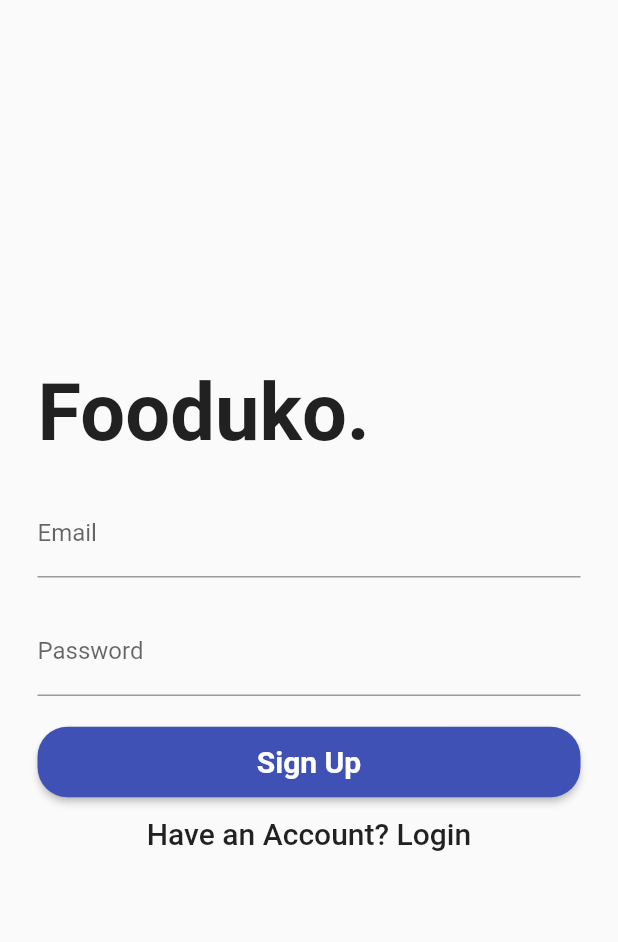
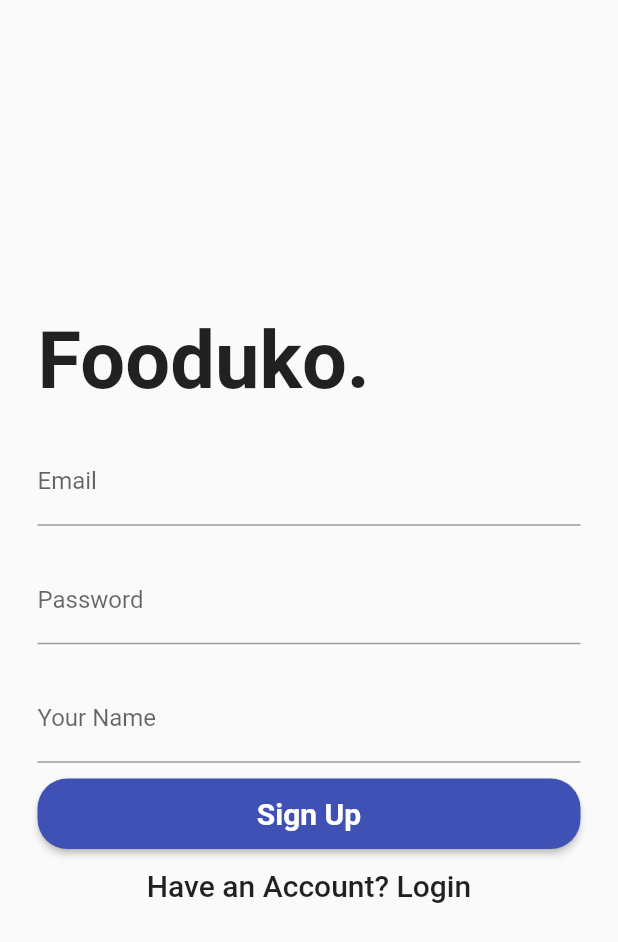
Before and after one commit to abby3010/DSCWOW_Fooduko, a Flutter app: the screen it shows after launch, after a tap on "Login", after a tap on "Create an Account", on a phone screen of 412 x 824 dp. Shown: the top 942 px of the screen. Run offline on Flutter 3.47's test engine with Material 2 defaults, Android fonts, the phone set to English and light mode, and no system bars; our stand-ins replace firebase_auth, firebase_core, google_sign_in, image_picker; accounts and stored records are empty.

Commit message:
added name textfield in create account section

```diff
--- a/lib/authentication/loginpage.dart
+++ b/lib/authentication/loginpage.dart
@@ -16,6 +16,7 @@ class _LoginPageState extends State<LoginPage> {
   final formKey = GlobalKey<FormState>();
   TextEditingController emailController = TextEditingController();
   TextEditingController passwordController = TextEditingController();
+  TextEditingController nameController = TextEditingController();
   FormType _formType = FormType.login;
   // Checking Submission from the Form
   bool validateAndSave() {
@@ -160,7 +161,24 @@ class _LoginPageState extends State<LoginPage> {
           },
           obscureText: true,
         ),
-      )
+      ),
+      _formType == FormType.register
+          ? TextFormField(
+              controller: nameController,
+              decoration: InputDecoration(
+                labelText: "Your Name",
+              ),
+              validator: (value) {
+                if (value.isEmpty) {
+                  return "Enter your name";
+                }
+                return null;
+              },
+            )
+          : SizedBox(
+              height: 10,
+            ),
+      SizedBox(height: 10),
     ];
   }
 
--- a/lib/landingpage.dart
+++ b/lib/landingpage.dart
@@ -3,6 +3,7 @@ import 'package:fooduko/authentication/auth_service.dart';
 import 'package:fooduko/authentication/loginpage.dart';
 import 'package:fooduko/screens/homepage.dart';
 import 'package:fooduko/user/user.dart';
+import 'package:fooduko/utils/routePage.dart';
 import 'package:provider/provider.dart';
 
 class LandingPage extends StatelessWidget {
@@ -14,7 +15,7 @@ class LandingPage extends StatelessWidget {
         builder: (_, AsyncSnapshot<UserCredentials> snapshot) {
           if (snapshot.connectionState == ConnectionState.active) {
             final user = snapshot.data;
-            return user == null ? LoginPage() : HomePage();
+            return user == null ? LoginPage() : RoutePage();
           } else {
             return Scaffold(
               body: Center(
--- a/lib/main.dart
+++ b/lib/main.dart
@@ -5,6 +5,7 @@ import 'package:fooduko/landingpage.dart';
 import 'package:fooduko/screens/addNewRecipe.dart';
 import 'package:fooduko/screens/homepage.dart';
 import 'package:fooduko/screens/userInfo.dart';
+import 'package:fooduko/utils/routePage.dart';
 import 'package:provider/provider.dart';
 import 'package:firebase_core/firebase_core.dart';
 
@@ -32,11 +33,10 @@ class MyApp extends StatelessWidget {
         theme: ThemeData(
           primarySwatch: Colors.indigo,
         ),
-        // home: LandingPage(),
         initialRoute: "/",
         routes: {
           "/": (context) => LandingPage(),
-          "/home": (context) => HomePage(),
+          "/home": (context) => RoutePage(),
           "/addRecipe": (context) => AddRecipeForm(),
           "/userInfo": (context) => UserInformation(),
         },
```
